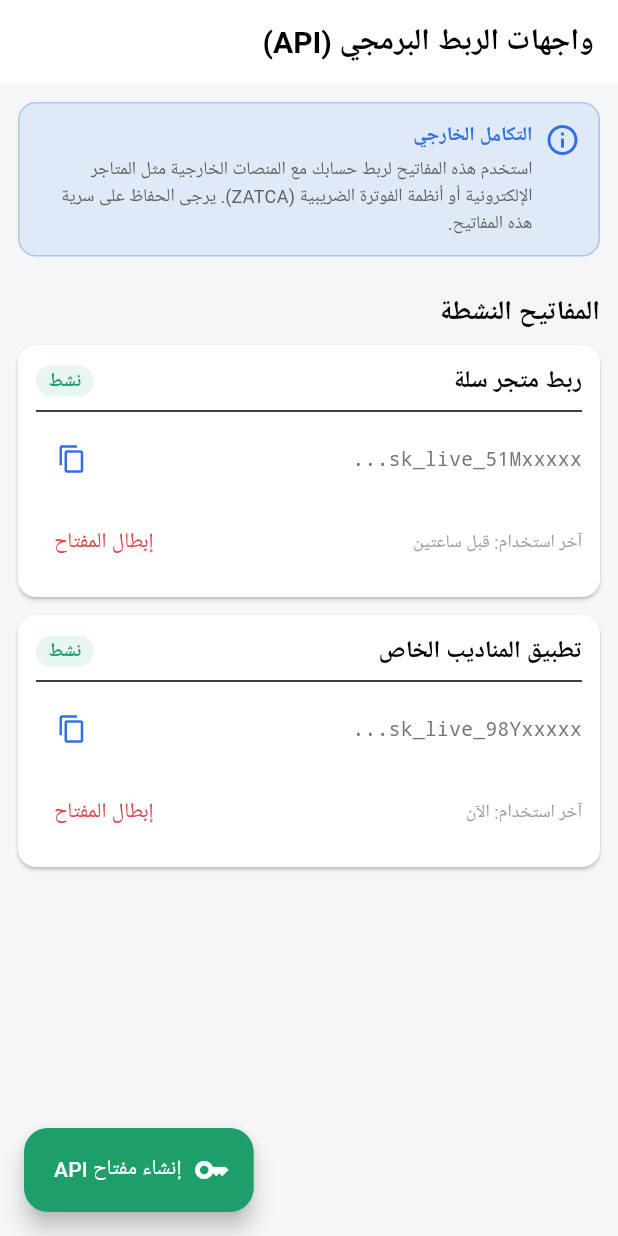
After one commit to aishaqsky-commits/mohaseb-smart06, a Flutter app: the ApiKeysScreen screen opened by its route, on a phone screen of 412 x 824 dp. The commit adds this screen. Run offline on Flutter 3.47's test engine with Material 3 defaults, Android fonts, the phone set to English and light mode, and no system bars; our stand-ins replace go_router, google_fonts, math_expressions, sqflite; accounts and stored records are empty; Roboto replaces fonts that are missing (Cairo).

Commit message:
feat(phase6): finalize phase 6 with multi-currency, regional payment gateways, and API keys integration

```diff
--- a/apps/mobile/lib/core/router/app_router.dart
+++ b/apps/mobile/lib/core/router/app_router.dart
@@ -11,6 +11,8 @@ import '../../features/inventory/presentation/screens/warehouse_list_screen.dart
 import '../../features/inventory/presentation/screens/warehouse_transfer_screen.dart';
 import '../../features/checks/presentation/screens/checks_list_screen.dart';
 import '../../features/checks/presentation/screens/check_details_screen.dart';
+import '../../features/currencies/presentation/screens/currencies_list_screen.dart';
+import '../../features/api_integration/presentation/screens/api_keys_screen.dart';
 // import '../../features/journal/presentation/screens/journal_entry_screen.dart';
 
 final GoRouter appRouter = GoRouter(
@@ -59,6 +61,14 @@ final GoRouter appRouter = GoRouter(
       },
     ),
     GoRoute(
+      path: '/currencies',
+      builder: (context, state) => const CurrenciesListScreen(),
+    ),
+    GoRoute(
+      path: '/api-keys',
+      builder: (context, state) => const ApiKeysScreen(),
+    ),
+    GoRoute(
       path: '/reports',
       builder: (context, state) => const ReportsDashboardScreen(),
     ),
--- /dev/null
+++ b/apps/mobile/lib/features/api_integration/presentation/screens/api_keys_screen.dart
@@ -0,0 +1,181 @@
+import 'package:flutter/material.dart';
+import 'package:flutter/services.dart';
+import '../../../../core/theme/app_spacing.dart';
+import '../../../../core/theme/color_tokens.dart';
+
+class ApiKeysScreen extends StatefulWidget {
+  const ApiKeysScreen({super.key});
+
+  @override
+  State<ApiKeysScreen> createState() => _ApiKeysScreenState();
+}
+
+class _ApiKeysScreenState extends State<ApiKeysScreen> {
+  final List<Map<String, dynamic>> _apiKeys = [
+    {
+      'id': 'key_1',
+      'name': 'ربط متجر سلة',
+      'key': 'sk_live_51Mxxxxx...',
+      'created_at': '2026-10-01',
+      'last_used': 'قبل ساعتين',
+      'status': 'نشط',
+    },
+    {
+      'id': 'key_2',
+      'name': 'تطبيق المناديب الخاص',
+      'key': 'sk_live_98Yxxxxx...',
+      'created_at': '2026-09-15',
+      'last_used': 'الآن',
+      'status': 'نشط',
+    }
+  ];
+
+  void _copyToClipboard(String key) {
+    Clipboard.setData(ClipboardData(text: key));
+    ScaffoldMessenger.of(context).showSnackBar(
+      const SnackBar(content: Text('تم نسخ المفتاح بنجاح!')),
+    );
+  }
+
+  void _revokeKey(int index) {
+    setState(() {
+      _apiKeys[index]['status'] = 'ملغى';
+    });
+    ScaffoldMessenger.of(context).showSnackBar(
+      const SnackBar(content: Text('تم إبطال المفتاح')),
+    );
+  }
+
+  @override
+  Widget build(BuildContext context) {
+    return Scaffold(
+      appBar: AppBar(
+        title: const Text('واجهات الربط البرمجي (API)'),
+      ),
+      body: ListView(
+        padding: const EdgeInsets.all(AppSpacing.md),
+        children: [
+          Container(
+            padding: const EdgeInsets.all(AppSpacing.md),
+            decoration: BoxDecoration(
+              color: ColorTokens.neutralInfo.withValues(alpha: 0.1),
+              borderRadius: BorderRadius.circular(12),
+              border: Border.all(color: ColorTokens.neutralInfo.withValues(alpha: 0.3)),
+            ),
+            child: Row(
+              crossAxisAlignment: CrossAxisAlignment.start,
+              children: [
+                const Icon(Icons.info_outline, color: ColorTokens.neutralInfo),
+                const SizedBox(width: AppSpacing.sm),
+                Expanded(
+                  child: Column(
+                    crossAxisAlignment: CrossAxisAlignment.start,
+                    children: [
+                      const Text(
+                        'التكامل الخارجي',
+                        style: TextStyle(fontWeight: FontWeight.bold, color: ColorTokens.neutralInfo),
+                      ),
+                      const SizedBox(height: 4),
+                      Text(
+                        'استخدم هذه المفاتيح لربط حسابك مع المنصات الخارجية مثل المتاجر الإلكترونية أو أنظمة الفوترة الضريبية (ZATCA). يرجى الحفاظ على سرية هذه المفاتيح.',
+                        style: TextStyle(color: Colors.grey.shade700, fontSize: 12),
+                      ),
+                    ],
+                  ),
+                ),
+              ],
+            ),
+          ),
+          const SizedBox(height: AppSpacing.xl),
+          const Text(
+            'المفاتيح النشطة',
+            style: TextStyle(fontSize: 18, fontWeight: FontWeight.bold),
+          ),
+          const SizedBox(height: AppSpacing.sm),
+          ..._apiKeys.asMap().entries.map((entry) {
+            final index = entry.key;
+            final item = entry.value;
+            final isActive = item['status'] == 'نشط';
+
+            return Card(
+              elevation: 1,
+              margin: const EdgeInsets.only(bottom: AppSpacing.md),
+              shape: RoundedRectangleBorder(borderRadius: BorderRadius.circular(12)),
+              child: Padding(
+                padding: const EdgeInsets.all(AppSpacing.md),
+                child: Column(
+                  crossAxisAlignment: CrossAxisAlignment.start,
+                  children: [
+                    Row(
+                      mainAxisAlignment: MainAxisAlignment.spaceBetween,
+                      children: [
+                        Text(item['name'], style: const TextStyle(fontWeight: FontWeight.bold, fontSize: 16)),
+                        Container(
+                          padding: const EdgeInsets.symmetric(horizontal: 8, vertical: 2),
+                          decoration: BoxDecoration(
+                            color: isActive ? ColorTokens.positive.withValues(alpha: 0.1) : Colors.grey.shade200,
+                            borderRadius: BorderRadius.circular(12),
+                          ),
+                          child: Text(
+                            item['status'],
+                            style: TextStyle(
+                              color: isActive ? ColorTokens.positive : Colors.grey,
+                              fontSize: 12,
+                              fontWeight: FontWeight.bold,
+                            ),
+                          ),
+                        ),
+                      ],
+                    ),
+                    const Divider(),
+                    Row(
+                      children: [
+                        Expanded(
+                          child: Text(
+                            item['key'],
+                            style: TextStyle(
+                              fontFamily: 'monospace',
+                              color: Colors.grey.shade600,
+                              decoration: isActive ? null : TextDecoration.lineThrough,
+                            ),
+                          ),
+                        ),
+                        if (isActive)
+                          IconButton(
+                            icon: const Icon(Icons.copy, size: 20, color: ColorTokens.neutralInfo),
+                            onPressed: () => _copyToClipboard(item['key']),
+                          ),
+                      ],
+                    ),
+                    const SizedBox(height: AppSpacing.sm),
+                    Row(
+                      mainAxisAlignment: MainAxisAlignment.spaceBetween,
+                      children: [
+                        Text('آخر استخدام: ${item['last_used']}', style: TextStyle(color: Colors.grey.shade500, fontSize: 12)),
+                        if (isActive)
+                          TextButton(
+                            onPressed: () => _revokeKey(index),
+                            child: const Text('إبطال المفتاح', style: TextStyle(color: ColorTokens.negative)),
+                          ),
+                      ],
+                    ),
+                  ],
+                ),
+              ),
+            );
+          }),
+        ],
+      ),
+      floatingActionButton: FloatingActionButton.extended(
+        onPressed: () {
+          ScaffoldMessenger.of(context).showSnackBar(
+            const SnackBar(content: Text('إنشاء مفتاح جديد - سيتم توفيره لاحقاً')),
+          );
+        },
+        backgroundColor: ColorTokens.positive,
+        icon: const Icon(Icons.key),
+        label: const Text('إنشاء مفتاح API'),
+      ),
+    );
+  }
+}
--- a/apps/mobile/lib/features/dashboard/presentation/screens/dashboard_screen.dart
+++ b/apps/mobile/lib/features/dashboard/presentation/screens/dashboard_screen.dart
@@ -202,9 +202,9 @@ class DashboardScreen extends StatelessWidget {
       {'label': 'تحصيل', 'icon': '📥', 'color': ColorTokens.neutralInfo, 'route': ''},
       {'label': 'سداد', 'icon': '📤', 'color': ColorTokens.warning, 'route': ''},
       {'label': 'شيكات', 'icon': '💳', 'color': Colors.deepPurple, 'route': '/checks'},
+      {'label': 'العملات', 'icon': '💱', 'color': Colors.teal, 'route': '/currencies'},
       {'label': 'مصروف', 'icon': '🧾', 'color': Colors.deepOrange, 'route': ''},
-      {'label': 'تالف', 'icon': '🗑️', 'color': Colors.grey, 'route': ''},
-      {'label': 'سجل', 'icon': '📋', 'color': Colors.blueGrey, 'route': ''},
+      {'label': 'الربط API', 'icon': '🔗', 'color': Colors.blueGrey, 'route': '/api-keys'},
     ];
 
     return GridView.builder(
--- a/apps/mobile/lib/features/subscriptions/presentation/screens/checkout_screen.dart
+++ b/apps/mobile/lib/features/subscriptions/presentation/screens/checkout_screen.dart
@@ -5,6 +5,8 @@ import '../../data/payment_providers/payment_provider_interface.dart';
 import '../../data/payment_providers/jawali_adapter.dart';
 import '../../data/payment_providers/kuraimi_adapter.dart';
 import '../../data/payment_providers/floosak_adapter.dart';
+import '../../data/payment_providers/moyasar_adapter.dart';
+import '../../data/payment_providers/paymob_adapter.dart';
 import 'package:go_router/go_router.dart';
 
 class CheckoutScreen extends StatefulWidget {
@@ -26,6 +28,8 @@ class _CheckoutScreenState extends State<CheckoutScreen> {
     JawaliAdapter(),
     KuraimiAdapter(),
     FloosakAdapter(),
+    MoyasarAdapter(),
+    PaymobAdapter(),
   ];
 
   PaymentProviderAdapter? _selectedProvider;
```
Also changed, not shown: apps/mobile/lib/features/currencies/presentation/screens/currencies_list_screen.dart (added, +136 -0 lines), apps/mobile/lib/features/subscriptions/data/payment_providers/moyasar_adapter.dart (added, +36 -0 lines), apps/mobile/lib/features/subscriptions/data/payment_providers/paymob_adapter.dart (added, +36 -0 lines).
